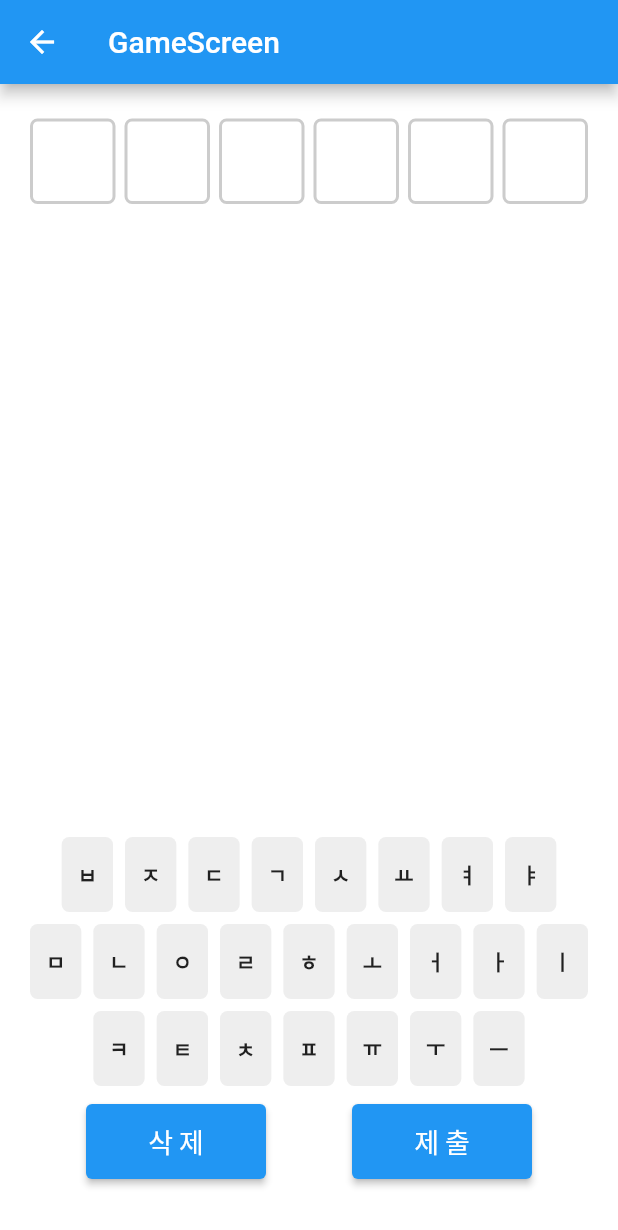
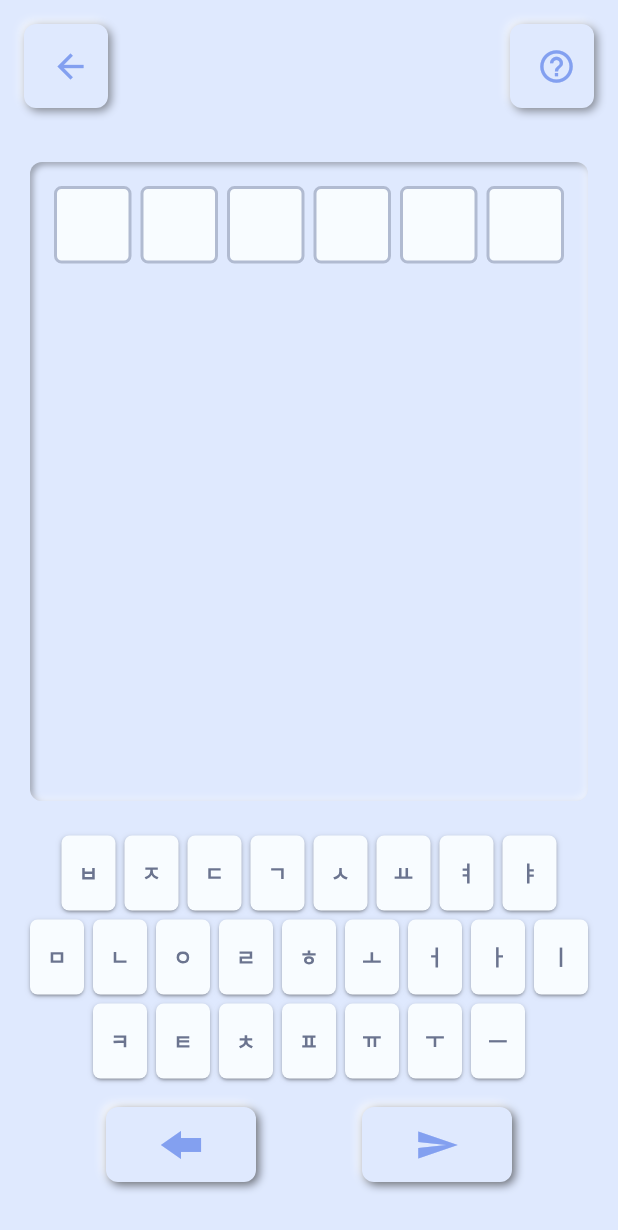
Before and after one commit to SnoopyKim/kwordle, a Flutter app: the screen it shows once a user with an empty profile is signed in, item 2 of the bottom bar chosen, on a phone screen of 412 x 824 dp. Shown: the top 1230 px of the screen. Run offline on Flutter 3.47's test engine with Material 2 defaults, Android fonts, the phone set to English and light mode, and no system bars; drawn by our look-alikes of flutter_neumorphic; our stand-ins replace firebase_auth, firebase_core, firebase_database, google_sign_in; accounts and stored records are empty.

Commit message:
게임 화면 디자인 적용 & 단어 채점 수정

```diff
--- a/lib/ui/keyboard/keyboard_button.dart
+++ b/lib/ui/keyboard/keyboard_button.dart
@@ -23,7 +23,7 @@ class _KeyboardButtonState extends State<KeyboardButton> {
   @override
   Widget build(BuildContext context) {
     final bgColor =
-        ThemeUtils.getResultColor(widget.result) ?? Colors.grey.shade200;
+        ThemeUtils.getResultColor(widget.result) ?? ThemeUtils.backgroundColor;
     final void Function(String) onPressKey =
         context.select((GameProvider provider) => provider.input);
     return GestureDetector(
@@ -42,15 +42,18 @@ class _KeyboardButtonState extends State<KeyboardButton> {
             color: isTapDown
                 ? HSLColor.fromColor(bgColor).withLightness(0.4).toColor()
                 : bgColor,
-            borderRadius: BorderRadius.circular(5.0)),
-        width: (MediaQuery.of(context).size.width - 40 - 8 * 8) / 9,
+            borderRadius: BorderRadius.circular(5.0),
+            boxShadow: kElevationToShadow[1]),
+        width: (MediaQuery.of(context).size.width - 40 - 6 * 8) / 9,
         height: 50,
         alignment: Alignment.center,
-        margin: const EdgeInsets.all(4.0),
+        margin: const EdgeInsets.all(3.0),
         child: Text(
           widget.value,
           style: TextStyle(
-              color: widget.result != null ? Colors.white : null,
+              color: widget.result != null
+                  ? ThemeUtils.backgroundColor
+                  : ThemeUtils.titleColor,
               fontWeight: FontWeight.bold),
         ),
       ),
--- a/lib/ui/keyboard/keyboard_view.dart
+++ b/lib/ui/keyboard/keyboard_view.dart
@@ -1,8 +1,11 @@
 import 'dart:developer';
+import 'dart:math';
 
 import 'package:flutter/material.dart';
+import 'package:flutter_neumorphic/flutter_neumorphic.dart';
 import 'package:kwordle/providers/game_provider.dart';
 import 'package:kwordle/utils/game_utils.dart';
+import 'package:kwordle/utils/theme_utils.dart';
 import 'package:provider/provider.dart';
 
 import 'keyboard_button.dart';
@@ -27,8 +30,9 @@ class KeyboardView extends StatelessWidget {
             mainAxisSize: MainAxisSize.min,
             mainAxisAlignment: MainAxisAlignment.center,
             children: keys.split('').map((key) {
-              final result = GameUtils.mergeHistory(history)
-                  .firstWhere((l) => l['letter'] == key, orElse: () => {})['result'];
+              final result = GameUtils.mergeHistory(history).firstWhere(
+                  (l) => l['letter'] == key,
+                  orElse: () => {})['result'];
               return KeyboardButton(
                 value: key,
                 result: result,
@@ -38,30 +42,30 @@ class KeyboardView extends StatelessWidget {
         },
       ).toList()
         ..add(Padding(
-          padding: const EdgeInsets.symmetric(vertical: 8.0),
+          padding: const EdgeInsets.symmetric(vertical: 16.0),
           child: Row(
             mainAxisAlignment: MainAxisAlignment.spaceEvenly,
             children: [
-              SizedBox(
-                width: 120,
+              NeumorphicButton(
+                  padding: const EdgeInsets.all(0.0),
+                  style: NeumorphicStyle(depth: 4.0, intensity: 1.0),
+                  onPressed: _gameProvider.erase,
+                  child: SizedBox(
+                    width: 100,
                     height: 50,
-                child: ElevatedButton(
-                    onPressed: _gameProvider.erase,
-                    child: const Text(
-                      '삭제',
-                      style: TextStyle(
-                        fontSize: 18.0,
-                        fontWeight: FontWeight.w500,
-                        letterSpacing: 4.0,
+                    child: Transform.rotate(
+                      angle: pi,
+                      child: Transform.scale(
+                        scaleY: 0.7,
+                        child: Icon(Icons.forward,
+                            color: ThemeUtils.highlightColor, size: 40.0),
+                      ),
                     ),
                   )),
-              ),
-              SizedBox(
-                width: 120,
-                height: 50,
-                child: ElevatedButton(
+              NeumorphicButton(
+                  padding: const EdgeInsets.all(0.0),
+                  style: NeumorphicStyle(depth: 4.0, intensity: 1.0),
                   onPressed: () {
-                      double height = MediaQuery.of(context).size.height;
                     final submitResult = _gameProvider.submit();
                     if (submitResult == false) {
                       _gameProvider.showToast();
@@ -69,15 +73,14 @@ class KeyboardView extends StatelessWidget {
                       _gameProvider.checkClear(context, onUpdate);
                     }
                   },
-                    child: const Text(
-                      '제출',
-                      style: TextStyle(
-                        fontSize: 18.0,
-                        fontWeight: FontWeight.w500,
-                        letterSpacing: 4.0,
-                      ),
-                    )),
-              )
+                  child: SizedBox(
+                      width: 100,
+                      height: 50,
+                      child: Transform.scale(
+                        scaleY: 0.8,
+                        child: Icon(Icons.send,
+                            color: ThemeUtils.highlightColor, size: 30.0),
+                      ))),
             ],
           ),
         )),
--- a/lib/ui/letter/input_box.dart
+++ b/lib/ui/letter/input_box.dart
@@ -1,4 +1,5 @@
 import 'package:flutter/material.dart';
+import 'package:kwordle/utils/theme_utils.dart';
 
 class InputBox extends StatefulWidget {
   const InputBox({Key? key, required this.size, this.letter}) : super(key: key);
@@ -31,7 +32,9 @@ class _InputBoxState extends State<InputBox>
   @override
   void didUpdateWidget(covariant InputBox oldWidget) {
     super.didUpdateWidget(oldWidget);
-    if (widget.letter != null && oldWidget.letter == null) {
+    bool isEntered = widget.letter != null && oldWidget.letter == null;
+    bool isErased = widget.letter == null && oldWidget.letter != null;
+    if (isEntered || isErased) {
       _scaleAnim.forward().then((value) {
         _scaleAnim.reverse();
       });
@@ -45,14 +48,13 @@ class _InputBoxState extends State<InputBox>
       child: Container(
         width: widget.size,
         height: widget.size,
-        margin: const EdgeInsets.all(3.0),
         decoration: BoxDecoration(
-          color: Colors.white,
+          color: ThemeUtils.backgroundColor,
           borderRadius: BorderRadius.circular(5.0),
           border: Border.all(
               color: widget.letter != null
-                  ? Colors.black
-                  : const Color(0xFFCCCCCC),
+                  ? ThemeUtils.titleColor
+                  : ThemeUtils.contentColor,
               width: 2.0),
         ),
         alignment: Alignment.center,
@@ -61,7 +63,7 @@ class _InputBoxState extends State<InputBox>
           style: const TextStyle(
             fontSize: 20.0,
             fontWeight: FontWeight.bold,
-            color: Colors.black,
+            color: ThemeUtils.titleColor,
           ),
         ),
       ),
--- a/lib/ui/letter/letter_box.dart
+++ b/lib/ui/letter/letter_box.dart
@@ -54,7 +54,6 @@ class _LetterBoxState extends State<LetterBox> {
               key: const ValueKey(true),
               width: widget.size,
               height: widget.size,
-              margin: const EdgeInsets.all(3.0),
               decoration: BoxDecoration(
                 color: widget.bgColor,
                 borderRadius: BorderRadius.circular(5.0),
--- a/lib/ui/letter/letter_view.dart
+++ b/lib/ui/letter/letter_view.dart
@@ -17,39 +17,54 @@ class LetterView extends StatelessWidget {
   Widget build(BuildContext context) {
     _provider = context.watch();
     if (!_provider.isReadyToInput && _provider.inputHistory.isEmpty) {
-      Timer(const Duration(milliseconds: 300), () => _provider.setReadyToInput(true));
+      Timer(const Duration(milliseconds: 300),
+          () => _provider.setReadyToInput(true));
     }
     return Column(
       mainAxisAlignment: MainAxisAlignment.center,
-      children: List.generate(_provider.inputHistory.length,
-          (i) => LetterRow(length: _provider.mode, letterList: _provider.inputHistory[i]))
+      children: List.generate(
+          _provider.inputHistory.length * 2,
+          (i) => i % 2 == 0
+              ? LetterRow(
+                  length: _provider.mode,
+                  letterList: _provider.inputHistory[i ~/ 2])
+              : const SizedBox(height: 6))
         ..add(AnimatedContainer(
           duration: Duration(milliseconds: _provider.isReadyToInput ? 300 : 0),
           transform: _provider.isReadyToInput
               ? Matrix4.identity()
-              : Matrix4.translationValues(MediaQuery.of(context).size.width * -1, 0, 0),
+              : Matrix4.translationValues(
+                  MediaQuery.of(context).size.width * -1, 0, 0),
           child: LetterRow(
               length: _provider.mode,
-              letterList:
-                  _provider.keyInputs.map<Map<String, dynamic>>((e) => {'letter': e}).toList()),
+              letterList: _provider.keyInputs
+                  .map<Map<String, dynamic>>((e) => {'letter': e})
+                  .toList()),
         )),
     );
   }
 }
 
 class LetterRow extends StatelessWidget {
-  const LetterRow({Key? key, required this.length, required this.letterList}) : super(key: key);
+  const LetterRow({Key? key, required this.length, required this.letterList})
+      : super(key: key);
   final int length;
   final List<Map<String, dynamic>> letterList;
 
   @override
   Widget build(BuildContext context) {
-    final boxSize = (MediaQuery.of(context).size.width - 40 - 6 * (length - 1)) / length;
+    final boxSize =
+        (MediaQuery.of(context).size.width - 72 - 6 * (length - 1)) / length;
     return Row(
-        mainAxisAlignment: MainAxisAlignment.center,
+        mainAxisAlignment: MainAxisAlignment.spaceBetween,
         children: List.generate(length, (i) {
-          Map<String, dynamic> data = i < letterList.length ? letterList[i] : {};
-          return LetterBox(index: i, size: boxSize, letter: data['letter'], result: data['result']);
+          Map<String, dynamic> data =
+              i < letterList.length ? letterList[i] : {};
+          return LetterBox(
+              index: i,
+              size: boxSize,
+              letter: data['letter'],
+              result: data['result']);
         }));
   }
 }
--- a/lib/ui/screens/game_screen.dart
+++ b/lib/ui/screens/game_screen.dart
@@ -1,8 +1,10 @@
 import 'dart:async';
 
 import 'package:flutter/material.dart';
+import 'package:flutter_neumorphic/flutter_neumorphic.dart';
 import 'package:kwordle/providers/game_provider.dart';
 import 'package:kwordle/ui/keyboard/keyboard_view.dart';
+import 'package:kwordle/utils/theme_utils.dart';
 import 'package:provider/provider.dart';
 
 import '../letter/letter_view.dart';
@@ -34,8 +36,29 @@ class _GameScreenState extends State<GameScreen> {
   @override
   Widget build(BuildContext context) {
     return Scaffold(
-      backgroundColor: Colors.white,
-      appBar: AppBar(title: Text('GameScreen')),
+      backgroundColor: ThemeUtils.neumorphismColor,
+      appBar: NeumorphicAppBar(
+        leading: NeumorphicButton(
+          style: NeumorphicStyle(depth: 4.0, intensity: 0.8),
+          child: Icon(
+            Icons.arrow_back,
+            color: ThemeUtils.highlightColor,
+            size: 26.0,
+          ),
+          onPressed: () => Navigator.of(context).pop(),
+        ),
+        actions: [
+          NeumorphicButton(
+            style: NeumorphicStyle(depth: 4.0, intensity: 0.8),
+            child: Icon(
+              Icons.help_outline,
+              color: ThemeUtils.highlightColor,
+              size: 26.0,
+            ),
+            onPressed: () {},
+          )
+        ],
+      ),
       body: SafeArea(
         child: MultiProvider(
           providers: [
@@ -47,17 +70,21 @@ class _GameScreenState extends State<GameScreen> {
             children: [
               Column(children: [
                 Expanded(
-                    child: Padding(
-                  padding: const EdgeInsets.symmetric(vertical: 20.0),
+                    child: Neumorphic(
+                  margin: const EdgeInsets.all(20.0),
+                  style: NeumorphicStyle(
+                      depth: -4.0, shape: NeumorphicShape.concave),
                   child: SingleChildScrollView(
-                      controller: _scrollController, child: Center(child: LetterView())),
+                      padding: const EdgeInsets.all(16.0),
+                      controller: _scrollController,
+                      child: LetterView()),
                 )),
                 KeyboardView(
                     onUpdate: () => _scrollController.animateTo(
                         _scrollController.position.maxScrollExtent,
                         duration: const Duration(milliseconds: 300),
                         curve: Curves.fastOutSlowIn)),
-                const SizedBox(height: 30.0),
+                const SizedBox(height: 20.0)
               ]),
               Selector<GameProvider, bool>(
                 selector: (context, provider) => provider.isToastCalled,
@@ -103,9 +130,7 @@ class _ToastState extends State<Toast> {
 
   @override
   Widget build(BuildContext context) {
-    return Padding(
-        padding: const EdgeInsets.only(top: 20.0),
-        child: AnimatedOpacity(
+    return AnimatedOpacity(
         duration: const Duration(milliseconds: 300),
         opacity: isShown ? 1.0 : 0.0,
         onEnd: () {
@@ -115,14 +140,21 @@ class _ToastState extends State<Toast> {
         },
         child: AnimatedContainer(
           duration: const Duration(milliseconds: 300),
-              decoration:
-                  BoxDecoration(color: Colors.red, borderRadius: BorderRadius.circular(8.0)),
-              padding: EdgeInsets.symmetric(horizontal: 16.0, vertical: 8.0),
-              transform: isShown ? Matrix4.identity() : Matrix4.translationValues(0, -20, 0),
-              child: Text(
+          decoration: BoxDecoration(
+              color: Color(0xffFF6961),
+              borderRadius: BorderRadius.circular(8.0),
+              boxShadow: kElevationToShadow[2]),
+          padding: const EdgeInsets.symmetric(horizontal: 16.0, vertical: 8.0),
+          transform: isShown
+              ? Matrix4.identity()
+              : Matrix4.translationValues(0, -20, 0),
+          child: const Text(
             '등록되지 않은 단어입니다',
-                style: TextStyle(color: Colors.white, fontSize: 13.0, fontWeight: FontWeight.bold),
+            style: TextStyle(
+                color: Colors.white,
+                fontSize: 13.0,
+                fontWeight: FontWeight.bold),
           ),
-            )));
+        ));
   }
 }
--- a/lib/utils/game_utils.dart
+++ b/lib/utils/game_utils.dart
@@ -1,3 +1,5 @@
+import 'dart:developer';
+
 class GameMode {
   static const int FIVE = 5;
   static const int SIX = 6;
@@ -36,8 +38,11 @@ class GameUtils {
     for (int i = 0; i < result.length; i++) {
       if (word.contains(result[i]['letter']) && (result[i]['result'] != 2)) {
         result[i]['result'] = 1;
+        final index = word.indexOf(result[i]['letter']);
+        word = word.substring(0, index) + 'X' + word.substring(index + 1);
       }
     }
+    log(word);
     return result;
   }
 
```
Lines whose indentation alone changed are shown as unchanged.
